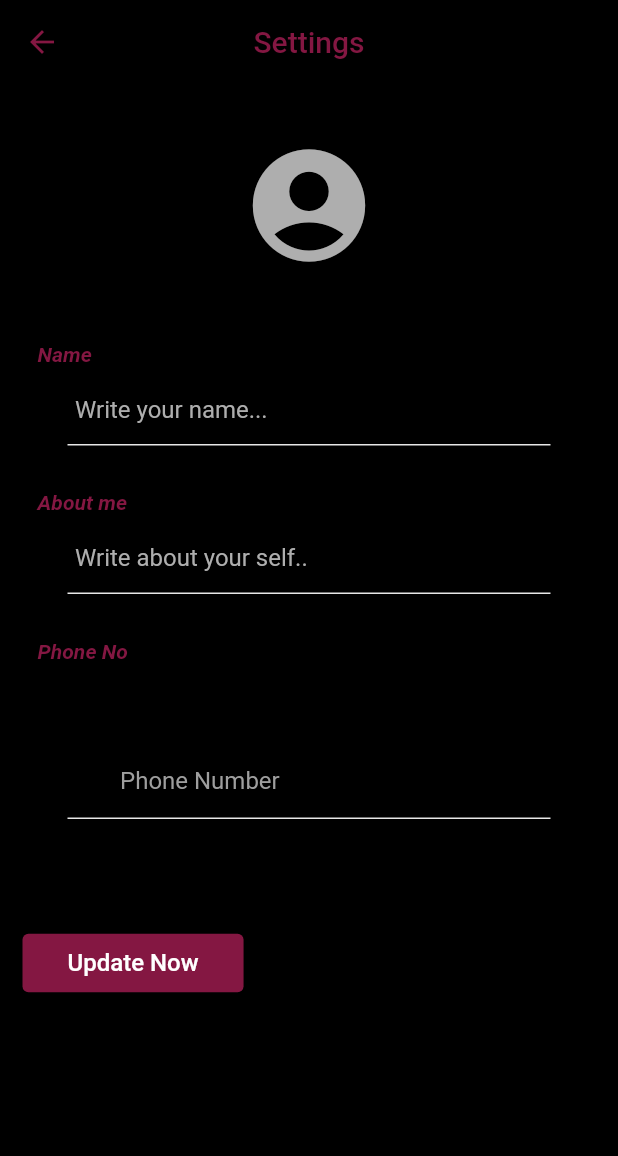
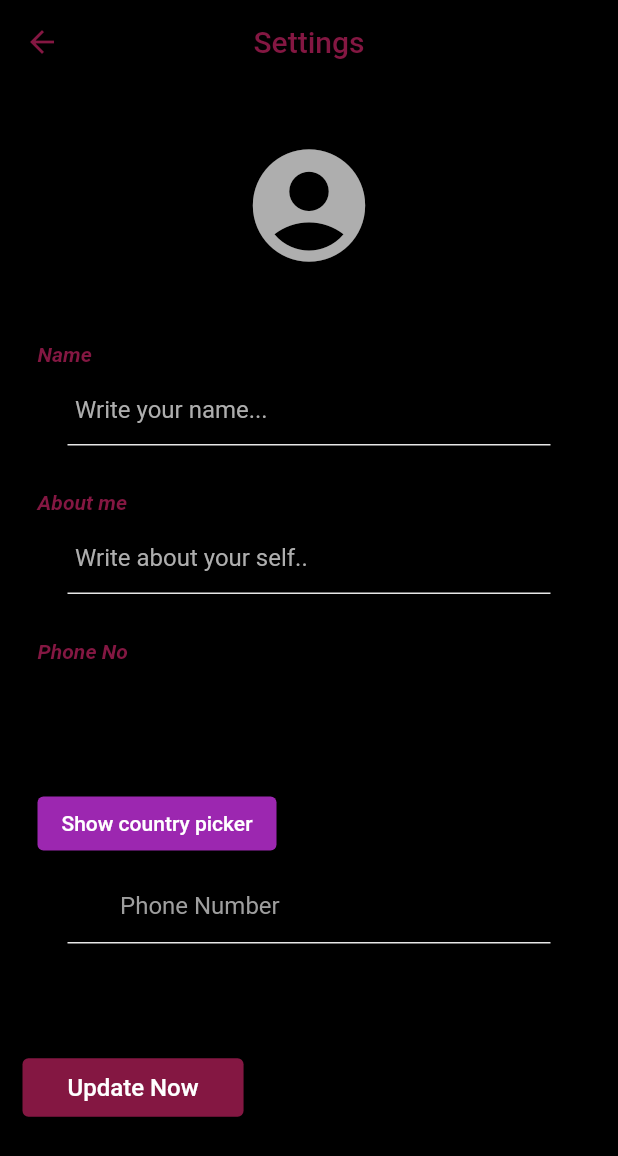
Before and after one commit to surya07dev/Chat-app, a Flutter app: the SettingsPage screen opened directly, on a phone screen of 412 x 824 dp. Shown: the top 1156 px of the screen. Run offline on Flutter 3.47's test engine with Material 2 defaults, Android fonts, the phone set to English and light mode, and no system bars; our stand-ins replace cloud_firestore, country_picker, firebase_auth, firebase_core, firebase_storage, fluttertoast and 3 more; accounts and stored records are empty.

Commit message:
add: country code picker

```diff
--- a/lib/main.dart
+++ b/lib/main.dart
@@ -4,6 +4,7 @@ import 'package:chat_app/providers/auth_provider.dart';
 import 'package:chat_app/providers/setting_provider.dart';
 import 'package:chat_app/screens/splash_screen.dart';
 import 'package:cloud_firestore/cloud_firestore.dart';
+import 'package:country_picker/country_picker.dart';
 import 'package:firebase_auth/firebase_auth.dart';
 import 'package:firebase_core/firebase_core.dart';
 import 'package:firebase_storage/firebase_storage.dart';
@@ -53,6 +54,9 @@ class MyApp extends StatelessWidget {
         theme: ThemeData(
           primarySwatch: Colors.purple,
         ),
+        localizationsDelegates: const [
+          CountryLocalizations.delegate,
+        ],
         home: const SplashScreen(),
         debugShowCheckedModeBanner: false,
       ),
--- a/lib/screens/settings_page.dart
+++ b/lib/screens/settings_page.dart
@@ -7,7 +7,7 @@ import 'package:chat_app/main.dart';
 import 'package:chat_app/models/user_chat.dart';
 import 'package:chat_app/providers/setting_provider.dart';
 import 'package:chat_app/widgets/loading_view.dart';
-// import 'package:country_picker/country_picker.dart';
+import 'package:country_picker/country_picker.dart';
 import 'package:firebase_storage/firebase_storage.dart';
 import 'package:flutter/cupertino.dart';
 import 'package:flutter/material.dart';
@@ -47,7 +47,7 @@ class _SettingsPageStateState extends State<SettingsPageState> {
   TextEditingController? controllerNickname;
   TextEditingController? controllerAboutMe;
 
-  String dialCodedigits = "+00";
+  String dialCodedigits = "+91";
   final TextEditingController _controller = TextEditingController();
 
   String id = '';
@@ -232,35 +232,37 @@ class _SettingsPageStateState extends State<SettingsPageState> {
                       data: Theme.of(context)
                           .copyWith(primaryColor: ColorConstants.primaryColor),
                       child: TextField(
+                        enabled: false,
                         style: const TextStyle(color: Colors.grey),
                         decoration: InputDecoration(
                           hintText: phoneNumber,
                           contentPadding: const EdgeInsets.all(5),
                           hintStyle: const TextStyle(color: Colors.grey),
                         ),
-                        controller: _controller,
                       ),
                     ),
                   ),
 
                   //    <<------------ country code picker ------------>>
 
-                  // Container(
-                  //   margin: const EdgeInsets.only(left: 10, top: 30, bottom: 5),
-                  //   child: SizedBox(
-                  //     width: 400,
-                  //     height: 60,
-                  //     child: showCountryPicker(
-                  //         context: context,
-                  //         onSelect: (Country country) {
-                  //           setState(() {
-                  //             dialCodedigits = country.displayName;
-                  //           });
-                  //         },
-                  //         showPhoneCode: true,
-                  //         favorite: ["+1", "US", "+91", ""]),
-                  //   ),
-                  // ),
+                  Container(
+                    margin: const EdgeInsets.only(left: 10, top: 30, bottom: 5),
+                    child: ElevatedButton(
+                      onPressed: () {
+                        showCountryPicker(
+                          context: context,
+                          onSelect: (Country country) {
+                            setState(() {
+                              dialCodedigits = "+${country.phoneCode}";
+                            });
+                          },
+                          showPhoneCode: true,
+                          favorite: ["+91", "IN", "+1", "US"],
+                        );
+                      },
+                      child: const Text('Show country picker'),
+                    ),
+                  ),
 
                   Container(
                     margin: const EdgeInsets.only(left: 30, right: 30),
@@ -279,8 +281,7 @@ class _SettingsPageStateState extends State<SettingsPageState> {
                                   color: ColorConstants.primaryColor),
                             ),
                             hintText: 'Phone Number',
-                            hintStyle: const TextStyle(
-                                color: Colors.grey),
+                            hintStyle: const TextStyle(color: Colors.grey),
                             prefix: Padding(
                               padding: const EdgeInsets.all(4),
                               child: Text(
@@ -288,8 +289,8 @@ class _SettingsPageStateState extends State<SettingsPageState> {
                                 style: const TextStyle(color: Colors.grey),
                               ),
                             )),
-                            maxLength: 12,
-                            keyboardType: TextInputType.number,
+                        maxLength: 12,
+                        keyboardType: TextInputType.number,
                         controller: _controller,
                       ),
                     ),
@@ -299,8 +300,12 @@ class _SettingsPageStateState extends State<SettingsPageState> {
                     margin: const EdgeInsets.only(top: 50, bottom: 50),
                     child: TextButton(
                       onPressed: handleUpdateData,
-                      style: ButtonStyle(backgroundColor: MaterialStateProperty.all<Color>(ColorConstants.primaryColor),
-                      padding: MaterialStateProperty.all<EdgeInsets>(const EdgeInsets.fromLTRB(30, 10, 30, 10),)),
+                      style: ButtonStyle(
+                          backgroundColor: MaterialStateProperty.all<Color>(
+                              ColorConstants.primaryColor),
+                          padding: MaterialStateProperty.all<EdgeInsets>(
+                            const EdgeInsets.fromLTRB(30, 10, 30, 10),
+                          )),
                       child: const Text(
                         'Update Now',
                         style: TextStyle(
@@ -310,16 +315,13 @@ class _SettingsPageStateState extends State<SettingsPageState> {
                       ),
                     ),
                   ),
-
-
-
-
                 ],
               )
             ],
           ),
         ),
-        Positioned(child: isLoading ? const LoadingView() : const SizedBox.shrink())
+        Positioned(
+            child: isLoading ? const LoadingView() : const SizedBox.shrink())
       ],
     );
   }
--- a/pubspec.yaml
+++ b/pubspec.yaml
@@ -42,7 +42,6 @@ dependencies:
 
   image_picker: ^0.8.6+4
   country_picker: ^2.0.19
-
 
 
   # The following adds the Cupertino Icons font to your application.
```
